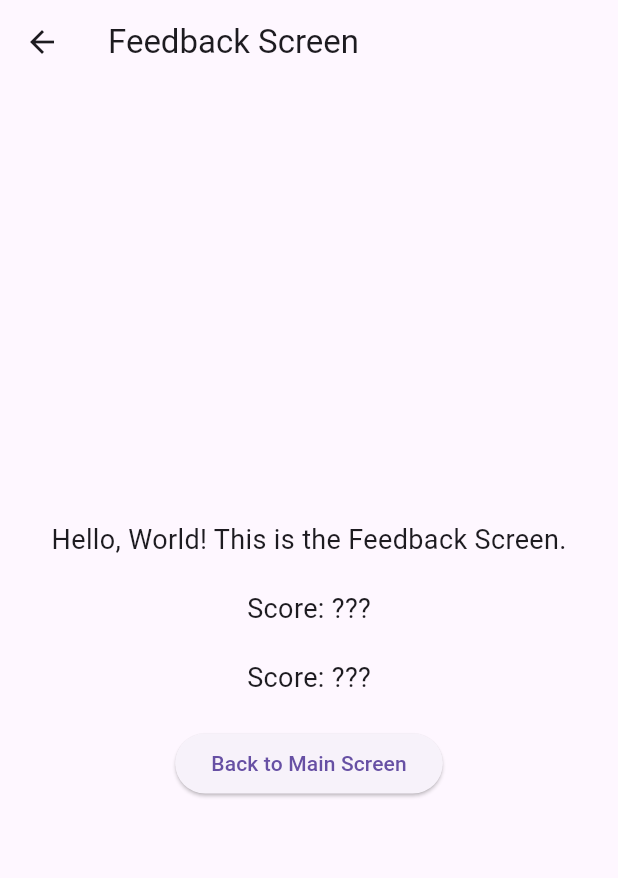
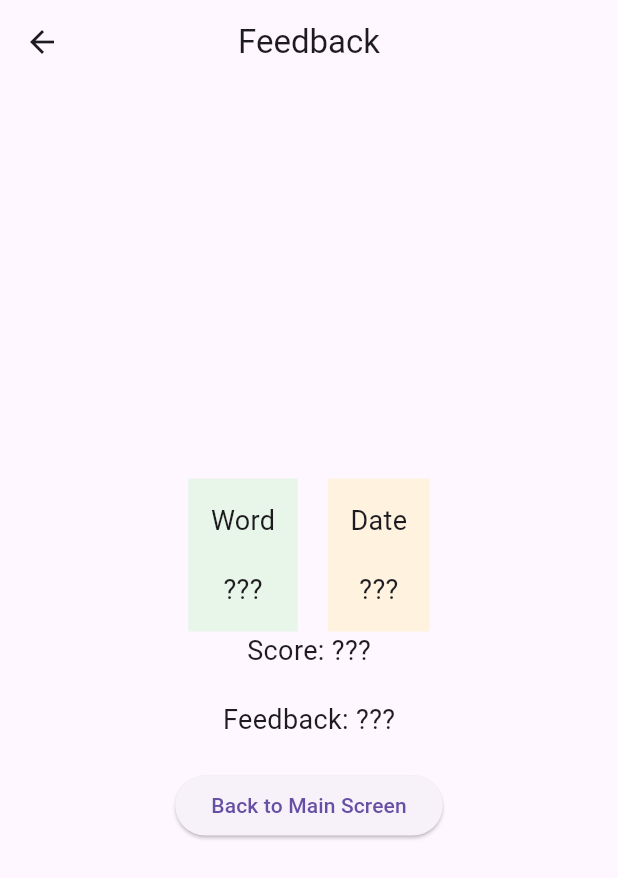
Before and after one commit to ZhongTheKong/read_right_project, a Flutter app: the FeedbackScreen screen opened directly, on a phone screen of 412 x 824 dp. Shown: the top 878 px of the screen. Run offline on Flutter 3.47's test engine with Material 3 defaults, Android fonts, the phone set to English and light mode, and no system bars; our stand-ins replace just_audio, shared_preferences, speech_to_text; missing offline and left inert: audio_session, record; accounts and stored records are empty.

Commit message:
Feedback screen design

```diff
--- a/lib/screens/feedback_screen.dart
+++ b/lib/screens/feedback_screen.dart
@@ -8,23 +8,82 @@ class FeedbackScreen extends StatelessWidget {
   @override
   Widget build(BuildContext context) {
 
-    RecordingProvider recordingProvider = context.watch<RecordingProvider>();
+    RecordingProvider recordingProvider = context.read<RecordingProvider>();
 
     return Scaffold(
-      appBar: AppBar(title: const Text('Feedback Screen')),
+      appBar: AppBar(
+        centerTitle: true,
+        title: const Text('Feedback')
+      ),
       body: Center(
         child: Column(
           mainAxisAlignment: MainAxisAlignment.center,
           children: [
-            const Text(
-              'Hello, World! This is the Feedback Screen.',
-              style: TextStyle(fontSize: 18),
-            ),
-            const SizedBox(height: 20),
+
+            // Container(
+              // width: 500,
+              // color: Colors.blue[50],
+              // child: Row(
+              Row(
+                mainAxisAlignment: MainAxisAlignment.center,
+                children: [
+                  Container(
+                    color: Colors.green[50],
+                    padding: EdgeInsets.all(15),
+                    child: Column(
+                      children: [
+                        Text(
+                          'Word',
+                          style: TextStyle(fontSize: 18),
+                        ),
+                        const SizedBox(height: 20),
+
+                        Text(
+                          recordingProvider.attempts.isNotEmpty
+                            ? recordingProvider.attempts[recordingProvider.index].word
+                            : '???',
+                          style: TextStyle(fontSize: 18),
+                        ),
+
+                      ],
+                    ),
+                  ),
+
+                  const SizedBox(width: 20),
+
+                  Container(
+                    color: Colors.orange[50],
+                    padding: EdgeInsets.all(15),
+                    child: Column(
+                      children: [
+                        Text(
+                          'Date',
+                          style: TextStyle(fontSize: 18),
+                        ),
+                        const SizedBox(height: 20),
+
+                        Text(
+                          recordingProvider.attempts.isNotEmpty
+                            ? '${recordingProvider.attempts[recordingProvider.index].createdAt.toLocal()}'
+                            : '???',
+                          style: TextStyle(fontSize: 18),
+                        ),
+                      ],
+                    ),
+                  ),
+
+                ],
+              ),
+            // ),
+
+
+
 
 
             Text(
-              recordingProvider.attempts.isNotEmpty ? 'Score: ${recordingProvider.attempts[recordingProvider.index].score}' : 'Score: ???',
+              recordingProvider.attempts.isNotEmpty
+                ? 'Score: ${recordingProvider.attempts[recordingProvider.index].score}'
+                : 'Score: ???',
               style: TextStyle(fontSize: 18),
             ),
             const SizedBox(height: 20),
@@ -32,7 +91,9 @@ class FeedbackScreen extends StatelessWidget {
 
 
             Text(
-              recordingProvider.attempts.isNotEmpty ? 'Feedback: ${recordingProvider.attempts[recordingProvider.index].score}' : 'Score: ???',
+              recordingProvider.attempts.isNotEmpty
+                ? 'Feedback: ${recordingProvider.attempts[recordingProvider.index].score}'
+                : 'Feedback: ???',
               style: TextStyle(fontSize: 18),
             ),
             const SizedBox(height: 20),
```
